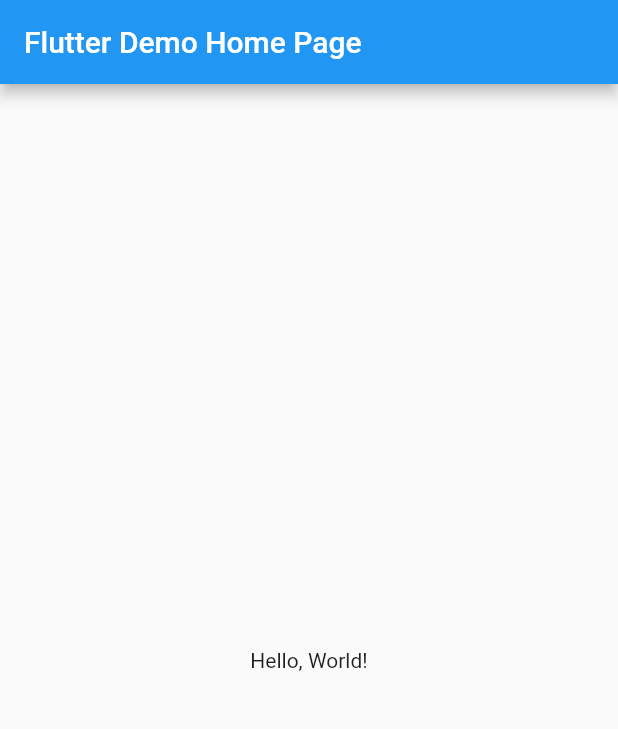
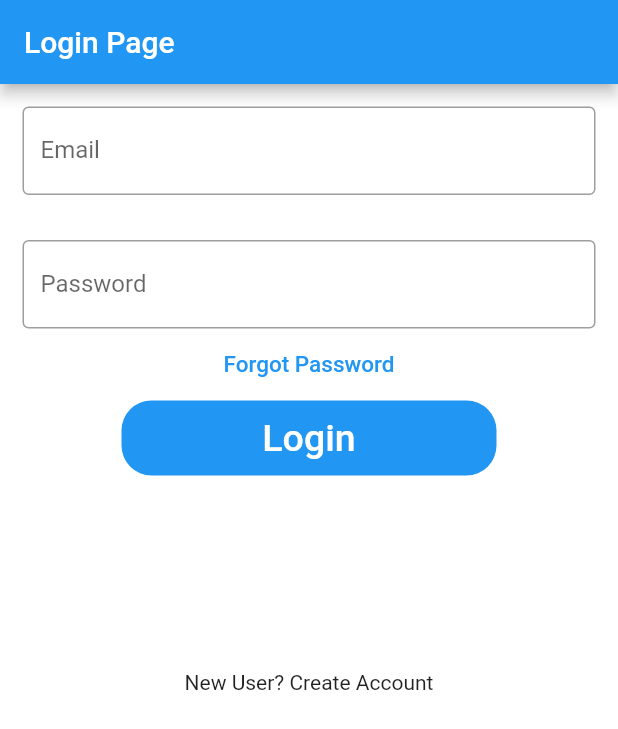
Before and after one commit to alorentiar/LoginPageFlutter, a Flutter app: the screen it shows after launch, on a phone screen of 412 x 824 dp. Shown: the top 729 px of the screen. Run offline on Flutter 3.47's test engine with Material 2 defaults, Android fonts, the phone set to English and light mode, and no system bars.

```diff
--- a/lib/main.dart
+++ b/lib/main.dart
@@ -1,39 +1,88 @@
 import 'package:flutter/material.dart';
 
-void main() => runApp(MyApp());
+import 'HomePage.dart';
+
+void main() {
+  runApp(MyApp());
+}
 
 class MyApp extends StatelessWidget {
-  // This widget is the root of your application.
   @override
   Widget build(BuildContext context) {
     return MaterialApp(
-      // Application name
-      title: 'Flutter Hello World',
-      // Application theme data, you can set the colors for the application as
-      // you want
-      theme: ThemeData(
-        primarySwatch: Colors.blue,
-      ),
-      // A widget which will be started on application startup
-      home: MyHomePage(title: 'Flutter Demo Home Page'),
+      debugShowCheckedModeBanner: false,
+      home: LoginDemo(),
     );
   }
 }
 
-class MyHomePage extends StatelessWidget {
-  final String title;
-  const MyHomePage({Key? key, required this.title}) : super(key: key);
+class LoginDemo extends StatefulWidget {
+  @override
+  _LoginDemoState createState() => _LoginDemoState();
+}
 
+class _LoginDemoState extends State<LoginDemo> {
   @override
   Widget build(BuildContext context) {
     return Scaffold(
+      backgroundColor: Colors.white,
       appBar: AppBar(
-        // The title text which will be shown on the action bar
-        title: Text(title),
+        title: Text("Login Page"),
       ),
-      body: Center(
-        child: Text(
-          'Hello, World!',
+      body: SingleChildScrollView(
+        child: Column(
+          children: <Widget>[
+            Padding(
+              padding: EdgeInsets.all(15.0),
+              child: TextFormField(
+                decoration: InputDecoration(
+                    border: OutlineInputBorder(),
+                    labelText: 'Email',
+                    hintText: 'Enter valid email id as abc@gmail.com'),
+              ),
+            ),
+            Padding(
+              padding: const EdgeInsets.only(
+                  left: 15.0, right: 15.0, top: 15, bottom: 0),
+              //padding: EdgeInsets.symmetric(horizontal: 15),
+              child: TextFormField(
+                obscureText: true,
+                decoration: InputDecoration(
+                    border: OutlineInputBorder(),
+                    labelText: 'Password',
+                    hintText: 'Enter secure password'),
+              ),
+            ),
+            FlatButton(
+              onPressed: () {
+                //TODO FORGOT PASSWORD SCREEN GOES HERE
+              },
+              child: Text(
+                'Forgot Password',
+                style: TextStyle(color: Colors.blue, fontSize: 15),
+              ),
+            ),
+            Container(
+              height: 50,
+              width: 250,
+              decoration: BoxDecoration(
+                  color: Colors.blue, borderRadius: BorderRadius.circular(20)),
+              child: FlatButton(
+                onPressed: () {
+                  Navigator.push(
+                      context, MaterialPageRoute(builder: (_) => HomePage()));
+                },
+                child: Text(
+                  'Login',
+                  style: TextStyle(color: Colors.white, fontSize: 25),
+                ),
+              ),
+            ),
+            SizedBox(
+              height: 130,
+            ),
+            Text('New User? Create Account')
+          ],
         ),
       ),
     );
```
Also changed, not shown: lib/HomePage.dart (added, +34 -0 lines), 2 other files.
